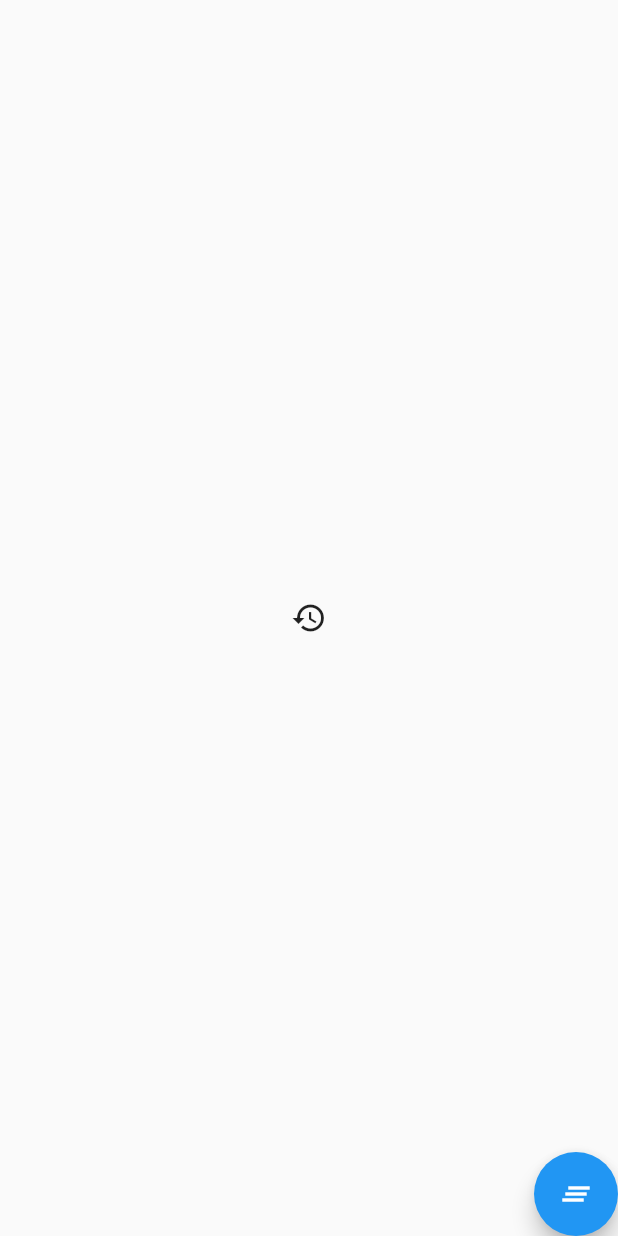
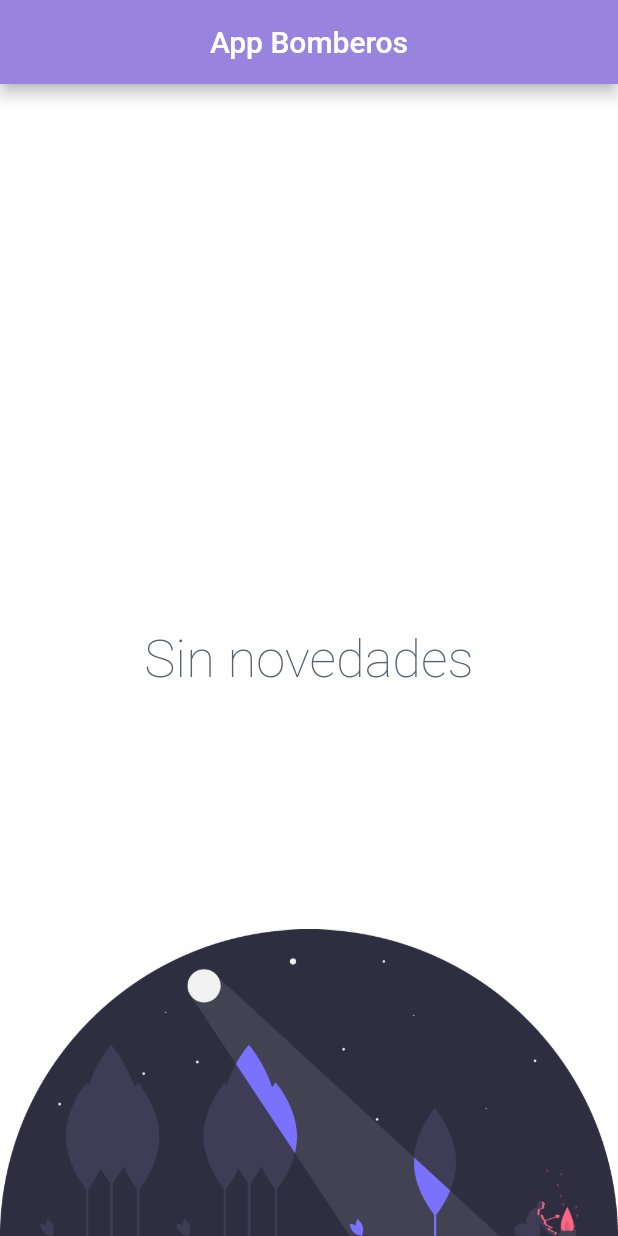
Before and after one commit to SergioEric/firemans, a Flutter app: the screen it shows after launch, on a phone screen of 412 x 824 dp. Run offline on Flutter 3.47's test engine with Material 2 defaults, Android fonts, the phone set to English and light mode, and no system bars; our stand-ins replace cloud_firestore, firebase_auth, firebase_messaging, google_fonts, google_maps_flutter, permission_handler and 2 more; missing offline and left inert: agora_rtc_engine, flutter_ringtone_player, maps_launcher; accounts and stored records are empty; network calls fail; Roboto replaces fonts that are missing (Signika).

Commit message:
add alert location on maps, home page changed

```diff
--- a/lib/main.dart
+++ b/lib/main.dart
@@ -8,6 +8,7 @@ import 'actions_providers/firestore_actions.dart';
 import 'actions_providers/login_action.dart';
 import 'pages/home_page.dart';
 import 'pages/on_alert_coming_page.dart';
+import 'pages/widgets/status_bar.dart';
 import 'providers/alert_created_time.dart';
 import 'providers/push_notifications_provider.dart';
 import 'package:provider/provider.dart';
@@ -48,7 +49,6 @@ void main() async {
     prefs.setPushToken(token);
   }
   print(token);
-
   runApp(MyApp());
 }
 
@@ -128,6 +128,11 @@ class _MyAppState extends State<MyApp> {
   @override
   Widget build(BuildContext context) {
     // wacthForSink();
+    SystemChrome.setPreferredOrientations([
+      DeviceOrientation.portraitDown,
+      DeviceOrientation.portraitUp,
+    ]);
+    defaultStatusBar();
     return ChangeNotifierProvider(
       create: (_)=>CreatedTimeProvider(),
           child: MaterialApp(
--- a/lib/pages/home_page.dart
+++ b/lib/pages/home_page.dart
@@ -1,10 +1,13 @@
 import 'dart:async';
 
 import 'package:flutter/material.dart';
-import 'package:flutter/services.dart';
+// import 'package:flutter/services.dart';
+import 'package:google_fonts/google_fonts.dart';
 import 'package:permission_handler/permission_handler.dart';
 import '../actions_providers/shared_preferences_provider.dart';
-import '../actions_providers/login_action.dart';
+// import '../actions_providers/login_action.dart';
+import 'widgets/status_bar.dart';
+import 'widgets/styling.dart';
 
 class HomePage extends StatelessWidget {
   final prefs = new UserPreferences();
@@ -19,22 +22,20 @@ class HomePage extends StatelessWidget {
   }
   @override
   Widget build(BuildContext context) {
-    SystemChrome.setPreferredOrientations([
-      DeviceOrientation.portraitDown,
-      DeviceOrientation.portraitUp,
-    ]);
-    SystemChrome.setSystemUIOverlayStyle(
-      SystemUiOverlayStyle(
-        statusBarColor: Color(0xffA593E0),
-        statusBarBrightness: Brightness.light
-      )
-    );
+    defaultStatusBar();
     askForPermissions();
-    final FirebaseAuthentication auth = FirebaseAuthentication();
+    // final FirebaseAuthentication auth = FirebaseAuthentication();
     Timer(Duration(milliseconds: 0),(){
       checkState(context);
     });
     return Scaffold(
+      backgroundColor: Colors.white,
+      appBar: AppBar(
+        backgroundColor: Color(0xff9883DF),
+        title: Text("App Bomberos",style: GoogleFonts.signika(),),
+        centerTitle: true,
+      ),
+      // drawer: Drawer(),
       body: Center(
         child: Stack(
           // mainAxisAlignment: MainAxisAlignment.center,
@@ -44,19 +45,29 @@ class HomePage extends StatelessWidget {
             //   onPressed: () => MapsLauncher.launchCoordinates(8.9372859, -75.4413706),
             //   child: Text('LAUNCH COORDINATES'),
             // ),
-            Align(
-              child: RawMaterialButton(
-                onPressed: ()=>auth.getLogOut(),
-                child: Icon(Icons.restore),
-              ),
+            // Align(
+            //   child: RawMaterialButton(
+            //     onPressed: ()=>auth.getLogOut(),
+            //     child: Icon(Icons.restore),
+            //   ),
+            // ),
+            // Align(
+            //   alignment: Alignment.bottomRight,
+            //     child: FloatingActionButton(
+            //     onPressed: ()=>prefs.cleanAll(),
+            //     child: Icon(Icons.clear_all),
+            //   ),
+            // ),
+            // Container(
+            //   child: Text("App Bomberos"),
+            // ),
+            Container(
+              alignment: Alignment.bottomCenter,
+              child: Image.asset("assets/undraw_moonlight_5ksn.png")),
+            Container(
+              alignment: Alignment.center,
+              child: Text("Sin novedades", style:homePageMessageStyle),
             ),
-            Align(
-              alignment: Alignment.bottomRight,
-                child: FloatingActionButton(
-                onPressed: ()=>prefs.cleanAll(),
-                child: Icon(Icons.clear_all),
-              ),
-            )
           ],
         )
       ),
--- a/lib/pages/widgets/texts.dart
+++ b/lib/pages/widgets/texts.dart
@@ -61,3 +61,15 @@ TextStyle firemanStateMessageTextStyle = GoogleFonts.signika(
   color: my_red,
   fontWeight: FontWeight.bold
 );
+
+TextStyle onCallInComingStyle = GoogleFonts.signika(
+  fontSize: 30,
+  color: obscure,
+  fontWeight: FontWeight.normal
+);
+
+TextStyle homePageMessageStyle = GoogleFonts.signika(
+  fontSize: 35,
+  color: obscure,
+  fontWeight: FontWeight.w200
+);
--- a/lib/providers/alert_created_time.dart
+++ b/lib/providers/alert_created_time.dart
@@ -1,4 +1,5 @@
 import 'package:flutter/foundation.dart';
+import 'package:google_maps_flutter/google_maps_flutter.dart';
 
 
 class CreatedTimeProvider with ChangeNotifier{
@@ -29,4 +30,13 @@ class CreatedTimeProvider with ChangeNotifier{
     this._userId = id;
     // notifyListeners();
   }
+
+  LatLng _location;
+
+  LatLng get location => this._location;
+
+  void setLocation(double lat, double lon){
+    this._location = LatLng(lat, lon);
+  }
+
 }
```
Also changed, not shown: lib/pages/maps.page.dart (+17 -4 lines), lib/pages/on_alert_coming_page.dart (+26 -19 lines), lib/pages/video_call_page.dart (+3 -6 lines), lib/pages/widgets/status_bar.dart (added, +11 -0 lines), assets/undraw_moonlight_5ksn.png (added).
